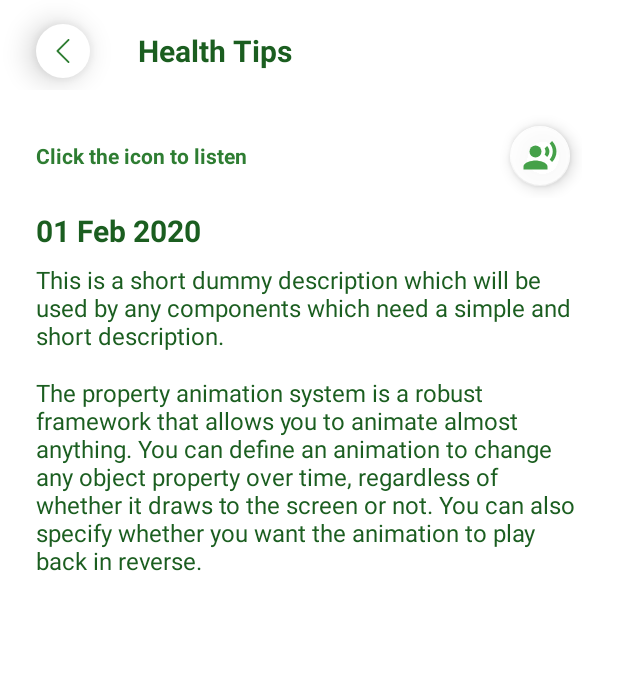
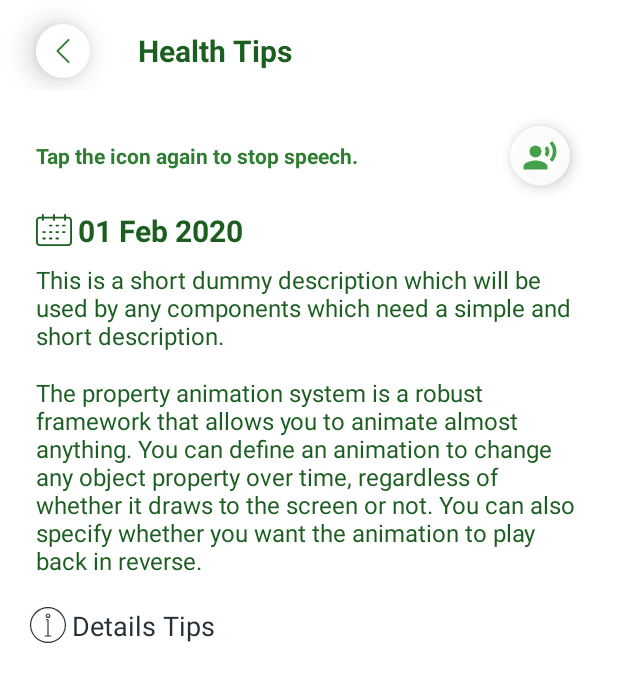
Before and after one commit to traversebd/calorie_hunter, an Android app: the HealthTipsDetailsActivity screen opened directly, with no data from a screen before it, after a tap on an icon or button, on a phone screen of 412 x 824 dp. Shown: the top 682 px of the screen. Run offline under Robolectric (Android 15) with nearby library versions, the phone set to English and light mode, and no system bars; 2 statements that could not run were skipped.

Commit message:
health tips item details part 4

```diff
--- a/app/src/main/java/com/traversebd/calorie_hunter/activities/healthtips/HealthTipsDetailsActivity.java
+++ b/app/src/main/java/com/traversebd/calorie_hunter/activities/healthtips/HealthTipsDetailsActivity.java
@@ -2,6 +2,7 @@ package com.traversebd.calorie_hunter.activities.healthtips;
 
 import androidx.appcompat.app.AppCompatActivity;
 import androidx.core.content.ContextCompat;
+import androidx.recyclerview.widget.LinearLayoutManager;
 import androidx.recyclerview.widget.RecyclerView;
 import android.annotation.TargetApi;
 import android.content.Intent;
@@ -13,6 +14,8 @@ import android.widget.ImageView;
 import android.widget.TextView;
 import android.widget.Toast;
 import com.traversebd.calorie_hunter.R;
+import com.traversebd.calorie_hunter.adapters.HealthDetailTipsAdapter;
+import com.traversebd.calorie_hunter.models.healthtips.HealthTips;
 import java.util.HashMap;
 import java.util.Locale;
 
@@ -23,11 +26,16 @@ public class HealthTipsDetailsActivity extends AppCompatActivity {
     private TextToSpeech textToSpeech;
     private boolean isTextToSpeechOn = false;
     private RecyclerView allHealthTipsRecycler;
+    private HealthTips healthTips;
 
     @Override
     protected void onCreate(Bundle savedInstanceState) {
         super.onCreate(savedInstanceState);
         setContentView(R.layout.activity_health_tips_details);
+
+        //region load extra data
+        loadTips();
+        //endregion
 
         //region init and bind all UI operations
         init();
@@ -35,11 +43,19 @@ public class HealthTipsDetailsActivity extends AppCompatActivity {
         //endregion
     }
 
+    //region load data from intent
+    private void loadTips(){
+        if (getIntent().getSerializableExtra("tips") != null){
+            healthTips = (HealthTips) getIntent().getSerializableExtra("tips");
+        }
+    }
+    //endregion
+
     //region all init operation
     private void init() {
         listenIcon = findViewById(R.id.listenIcon);
         listenHint = findViewById(R.id.listenHint);
-        allHealthTipsRecycler = findViewById(R.id.allHealthTipsRecycler);
+        allHealthTipsRecycler = findViewById(R.id.detailTipsRecycler);
         collectionDate = findViewById(R.id.CollectionDate);
         shortDescription = findViewById(R.id.ShortDescription);
         description = findViewById(R.id.Description);
@@ -76,12 +92,30 @@ public class HealthTipsDetailsActivity extends AppCompatActivity {
             }
         });
         //endregion
+
+        //region call detailed recycler adapter
+        setDetailsRecycler();
+        //endregion
+    }
+    //endregion
+
+    //region set recycler for details tips
+    private void setDetailsRecycler(){
+        HealthDetailTipsAdapter detailTipsAdapter = new HealthDetailTipsAdapter(getCommaSeparatedItems());
+        allHealthTipsRecycler.setLayoutManager(new LinearLayoutManager(this));
+        allHealthTipsRecycler.setAdapter(detailTipsAdapter);
+        detailTipsAdapter.notifyDataSetChanged();
     }
     //endregion
 
     //region comma separated tips item
-    private void getCommaSeparatedItems(){
+    private String[] getCommaSeparatedItems(){
+        String[] extraDetails = null;
 
+        if (healthTips.getDetailsTips() != null){
+            extraDetails = healthTips.getDetailsTips().split(".");
+        }
+        return extraDetails;
     }
     //endregion
 
@@ -101,6 +135,8 @@ public class HealthTipsDetailsActivity extends AppCompatActivity {
             } else {
                 ttsUnder20(text);
             }
+            listenIcon.setImageDrawable(ContextCompat.getDrawable(this,R.drawable.ic_stop));
+            listenHint.setText(getString(R.string.tap_again_to_stop));
             listenIcon.setImageDrawable(ContextCompat.getDrawable(this,R.drawable.ic_record_voice_over));
             isTextToSpeechOn = true;
             Toast.makeText(getApplicationContext(), "Text to Speech Started", Toast.LENGTH_SHORT).show();
--- a/app/src/main/java/com/traversebd/calorie_hunter/activities/healthtips/HealthTipsListActivity.java
+++ b/app/src/main/java/com/traversebd/calorie_hunter/activities/healthtips/HealthTipsListActivity.java
@@ -73,7 +73,7 @@ public class HealthTipsListActivity extends AppCompatActivity {
         sliderAdapter.onItemClickListener(new HealthTipsSliderAdapter.onItemClick() {
             @Override
             public void itemClick(HealthTips healthTips) {
-                startActivity(new Intent(HealthTipsListActivity.this,HealthTipsDetailsActivity.class));
+                startActivity(new Intent(HealthTipsListActivity.this,HealthTipsDetailsActivity.class).putExtra("tips",healthTips));
             }
         });
         healthTpsSlider.setItemTransformer(new ScaleTransformer.Builder()
--- /dev/null
+++ b/app/src/main/java/com/traversebd/calorie_hunter/adapters/HealthDetailTipsAdapter.java
@@ -0,0 +1,44 @@
+package com.traversebd.calorie_hunter.adapters;
+
+import android.view.LayoutInflater;
+import android.view.View;
+import android.view.ViewGroup;
+import android.widget.TextView;
+import androidx.annotation.NonNull;
+import androidx.recyclerview.widget.RecyclerView;
+import com.traversebd.calorie_hunter.R;
+
+public class HealthDetailTipsAdapter extends RecyclerView.Adapter<HealthDetailTipsAdapter.ViewHolder> {
+    private String[] extraDetails;
+
+    public HealthDetailTipsAdapter(String[] extraDetails) {
+        this.extraDetails = extraDetails;
+    }
+
+    @NonNull
+    @Override
+    public ViewHolder onCreateViewHolder(@NonNull ViewGroup parent, int viewType) {
+        View view = LayoutInflater.from(parent.getContext()).inflate(R.layout.adapter_recycler_health_tips_details_list,parent,false);
+        return new ViewHolder(view);
+    }
+
+    @Override
+    public void onBindViewHolder(@NonNull ViewHolder holder, int position) {
+        holder.DetailsItem.setText(extraDetails[position]);
+        holder.SerialNumber.setText(""+(position+1));
+    }
+
+    @Override
+    public int getItemCount() {
+        return extraDetails.length;
+    }
+
+    public class ViewHolder extends RecyclerView.ViewHolder {
+        TextView DetailsItem, SerialNumber;
+        public ViewHolder(@NonNull View itemView) {
+            super(itemView);
+            DetailsItem = (TextView) itemView.findViewById(R.id.DetailsItem);
+            SerialNumber = (TextView) itemView.findViewById(R.id.SerialNumber);
+        }
+    }
+}
--- a/app/src/main/java/com/traversebd/calorie_hunter/models/healthtips/HealthTips.java
+++ b/app/src/main/java/com/traversebd/calorie_hunter/models/healthtips/HealthTips.java
@@ -2,9 +2,10 @@ package com.traversebd.calorie_hunter.models.healthtips;
 
 import androidx.room.Entity;
 import androidx.room.PrimaryKey;
+import java.io.Serializable;
 
 @Entity
-public class HealthTips {
+public class HealthTips implements Serializable {
     @PrimaryKey(autoGenerate = true)
     private int Id;
     private String Title;
--- a/app/src/main/res/drawable/ic_calendar_date.xml
+++ b/app/src/main/res/drawable/ic_calendar_date.xml
@@ -1,5 +1,14 @@
-<vector android:height="24dp" android:viewportHeight="480"
-    android:viewportWidth="480" android:width="24dp" xmlns:android="http://schemas.android.com/apk/res/android">
-    <path android:fillColor="#FF000000" android:pathData="M440,16h-32V8c0,-4.418 -3.582,-8 -8,-8s-8,3.582 -8,8v8h-64V8c0,-4.418 -3.582,-8 -8,-8s-8,3.582 -8,8v8h-64V8c0,-4.418 -3.582,-8 -8,-8s-8,3.582 -8,8v8h-64V8c0,-4.418 -3.582,-8 -8,-8s-8,3.582 -8,8v8H88V8c0,-4.418 -3.582,-8 -8,-8s-8,3.582 -8,8v8H40C17.92,16.026 0.026,33.92 0,56v384c0.026,22.08 17.92,39.974 40,40h400c22.08,-0.026 39.974,-17.92 40,-40V56C479.974,33.92 462.08,16.026 440,16zM464,440c0,13.255 -10.745,24 -24,24H40c-13.255,0 -24,-10.745 -24,-24V112h448V440zM464,96H16V56c0,-13.255 10.745,-24 24,-24h32v18.224c-7.653,4.418 -10.275,14.204 -5.856,21.856C70.562,79.733 80.347,82.355 88,77.937c7.653,-4.418 10.275,-14.204 5.856,-21.856c-1.404,-2.432 -3.424,-4.452 -5.856,-5.856V32h64v18.224c-7.653,4.418 -10.275,14.204 -5.856,21.856c4.418,7.653 14.204,10.275 21.856,5.856c7.653,-4.418 10.275,-14.204 5.856,-21.856c-1.404,-2.432 -3.424,-4.452 -5.856,-5.856V32h64v18.224c-7.653,4.418 -10.275,14.204 -5.856,21.856c4.418,7.653 14.204,10.275 21.856,5.856c7.653,-4.418 10.275,-14.204 5.856,-21.856c-1.404,-2.432 -3.424,-4.452 -5.856,-5.856V32h64v18.224c-7.653,4.418 -10.275,14.204 -5.856,21.856c4.418,7.653 14.204,10.275 21.856,5.856c7.653,-4.418 10.275,-14.204 5.856,-21.856c-1.404,-2.432 -3.424,-4.452 -5.856,-5.856V32h64v18.224c-7.653,4.418 -10.275,14.204 -5.856,21.856c4.418,7.653 14.204,10.275 21.856,5.856c7.653,-4.418 10.275,-14.204 5.856,-21.856c-1.404,-2.432 -3.424,-4.452 -5.856,-5.856V32h32c13.255,0 24,10.745 24,24V96z"/>
-    <path android:fillColor="#FF000000" android:pathData="M432,168H48c-4.418,0 -8,3.582 -8,8v256c0,4.418 3.582,8 8,8h384c4.418,0 8,-3.582 8,-8V176C440,171.582 436.418,168 432,168zM136,424H56v-48h80V424zM136,360H56v-48h80V360zM136,296H56v-48h80V296zM136,232H56v-48h80V232zM232,424h-80v-48h80V424zM232,360h-80v-48h80V360zM232,296h-80v-48h80V296zM232,232h-80v-48h80V232zM328,424h-80v-48h80V424zM328,360h-80v-48h80V360zM328,296h-80v-48h80V296zM328,232h-80v-48h80V232zM424,424h-80v-48h80V424zM424,360h-80v-48h80V360zM424,296h-80v-48h80V296zM424,232h-80v-48h80V232z"/>
+<vector android:height="24dp" android:viewportHeight="383.9"
+    android:viewportWidth="383.9" android:width="24dp" xmlns:android="http://schemas.android.com/apk/res/android">
+    <path android:fillColor="#FF000000" android:pathData="M344.1,50H320V30.9c0,-5.5 -4.5,-10 -10,-10s-10,4.5 -10,10V50h-98V30.9c0,-5.5 -4.5,-10 -10,-10s-10,4.5 -10,10V50H83V30.9c0,-5.5 -4.5,-10 -10,-10s-10,4.5 -10,10V50H39.9C17.9,50 0,68.5 0,90.5V323c0,22.1 17.8,40 39.9,40H344c22.1,0 39.9,-17.9 39.9,-39.9V90.5C384,68.5 366.1,50 344.1,50zM364,323c0,11 -8.8,19.9 -19.8,20h-0.1H39.9c-11,0 -19.9,-8.9 -19.9,-19.9V323V90.5C20,79.4 28.9,70 39.9,70H63v14.5c0,5.5 4.5,10 10,10s10,-4.5 10,-10V70h99v14.5c0,5.5 4.5,10 10,10s10,-4.5 10,-10V70h98v14.5c0,5.5 4.5,10 10,10s10,-4.5 10,-10V70h24.1c11.1,0 19.9,9.5 19.9,20.5V323z"/>
+    <path android:fillColor="#FF000000" android:pathData="M165.7,135h-17.5c-5.5,0 -10,4.5 -10,10s4.5,10 10,10h17.5c5.5,0 10,-4.5 10,-10S171.2,135 165.7,135z"/>
+    <path android:fillColor="#FF000000" android:pathData="M235.3,135h-17.5c-5.5,0 -10,4.5 -10,10s4.5,10 10,10h17.5c5.5,0 10,-4.5 10,-10S240.9,135 235.3,135z"/>
+    <path android:fillColor="#FF000000" android:pathData="M305.5,135H288c-5.5,0 -10,4.5 -10,10s4.5,10 10,10h17.5c5.5,0 10,-4.5 10,-10S311,135 305.5,135z"/>
+    <path android:fillColor="#FF000000" android:pathData="M165.7,204h-17.5c-5.5,0 -10,4.5 -10,10s4.5,10 10,10h17.5c5.5,0 10,-4.5 10,-10S171.2,204 165.7,204z"/>
+    <path android:fillColor="#FF000000" android:pathData="M95.6,204H78c-5.5,0 -10,4.5 -10,10s4.5,10 10,10h17.5c5.5,0 10,-4.5 10,-10S101.1,204 95.6,204z"/>
+    <path android:fillColor="#FF000000" android:pathData="M235.3,204h-17.5c-5.5,0 -10,4.5 -10,10s4.5,10 10,10h17.5c5.5,0 10,-4.5 10,-10S240.9,204 235.3,204z"/>
+    <path android:fillColor="#FF000000" android:pathData="M305.5,204H288c-5.5,0 -10,4.5 -10,10s4.5,10 10,10h17.5c5.5,0 10,-4.5 10,-10S311,204 305.5,204z"/>
+    <path android:fillColor="#FF000000" android:pathData="M165.7,272h-17.5c-5.5,0 -10,4.5 -10,10s4.5,10 10,10h17.5c5.5,0 10,-4.5 10,-10S171.2,272 165.7,272z"/>
+    <path android:fillColor="#FF000000" android:pathData="M95.6,272H78c-5.5,0 -10,4.5 -10,10s4.5,10 10,10h17.5c5.5,0 10,-4.5 10,-10S101.1,272 95.6,272z"/>
+    <path android:fillColor="#FF000000" android:pathData="M235.3,272h-17.5c-5.5,0 -10,4.5 -10,10s4.5,10 10,10h17.5c5.5,0 10,-4.5 10,-10S240.9,272 235.3,272z"/>
 </vector>
--- /dev/null
+++ b/app/src/main/res/drawable/ic_detailed_info.xml
@@ -0,0 +1,6 @@
+<vector android:height="24dp" android:viewportHeight="496"
+    android:viewportWidth="496" android:width="24dp" xmlns:android="http://schemas.android.com/apk/res/android">
+    <path android:fillColor="#FF000000" android:pathData="M248,0C111.033,0 0,111.033 0,248s111.033,248 248,248s248,-111.033 248,-248C495.841,111.099 384.901,0.159 248,0zM248,480C119.87,480 16,376.13 16,248S119.87,16 248,16s232,103.87 232,232C479.859,376.072 376.072,479.859 248,480z"/>
+    <path android:fillColor="#FF000000" android:pathData="M288,392h-32V176c0,-4.418 -3.582,-8 -8,-8h-24c-4.418,0 -8,3.582 -8,8s3.582,8 8,8h16v208h-32c-4.418,0 -8,3.582 -8,8s3.582,8 8,8h80c4.418,0 8,-3.582 8,-8S292.418,392 288,392z"/>
+    <path android:fillColor="#FF000000" android:pathData="M248,88c-17.673,0 -32,14.327 -32,32s14.327,32 32,32c17.673,0 32,-14.327 32,-32S265.673,88 248,88zM248,136c-8.837,0 -16,-7.163 -16,-16s7.163,-16 16,-16s16,7.163 16,16S256.837,136 248,136z"/>
+</vector>
--- a/app/src/main/res/layout/activity_health_tips_details.xml
+++ b/app/src/main/res/layout/activity_health_tips_details.xml
@@ -103,6 +103,9 @@
                 android:id="@+id/CollectionDate"
                 android:layout_width="match_parent"
                 android:layout_height="wrap_content"
+                android:drawableLeft="@drawable/ic_calendar_date"
+                android:drawableTint="@color/md_green_900"
+                android:drawablePadding="4dp"
                 android:text="@string/date_hint"
                 android:textColor="@color/md_green_900"
                 android:textSize="20sp"
@@ -136,15 +139,29 @@
             <LinearLayout
                 android:layout_width="match_parent"
                 android:layout_height="wrap_content"
-                android:layout_marginLeft="20dp"
-                android:layout_marginRight="20dp"
                 android:layout_marginTop="16dp"
                 android:orientation="vertical">
 
+                <TextView
+                    android:layout_width="match_parent"
+                    android:layout_height="wrap_content"
+                    android:layout_marginLeft="20dp"
+                    android:layout_marginRight="20dp"
+                    android:text="@string/details_tips"
+                    android:paddingBottom="4dp"
+                    android:paddingTop="4dp"
+                    android:textSize="18sp"
+                    android:drawableLeft="@drawable/ic_detailed_info"
+                    android:drawableTint="@color/md_blue_grey_900"
+                    android:drawablePadding="4dp"
+                    android:textColor="@color/md_blue_grey_900"/>
+
                 <androidx.recyclerview.widget.RecyclerView
-                    android:id="@+id/allHealthTipsRecycler"
+                    android:id="@+id/detailTipsRecycler"
                     android:layout_width="match_parent"
                     android:layout_height="match_parent"
+                    android:layout_marginLeft="16dp"
+                    android:layout_marginRight="16dp"
                     tools:listitem="@layout/adapter_recycler_health_tips_details_list"
                     app:spanCount="1"
                     android:orientation="vertical"/>
--- a/app/src/main/res/values/strings.xml
+++ b/app/src/main/res/values/strings.xml
@@ -103,4 +103,6 @@
         You can define an animation to change any object property over time, regardless of whether it draws to the screen or not.
         You can also specify whether you want the animation to play back in reverse.</string>
     <string name="icon_click_listen">Click the icon to listen</string>
+    <string name="details_tips">Details Tips</string>
+    <string name="tap_again_to_stop">Tap the icon again to stop speech.</string>
 </resources>
```
